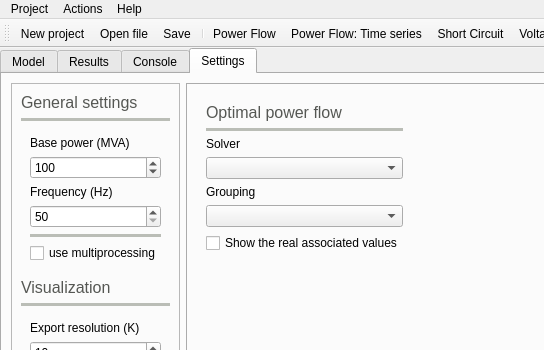
Above: src/GridCal/Gui/Main/MainWindow.ui from SanPen/GridCal before the change; both pictures show x 0 to 544 and y 0 to 350 of the 1231 by 799 pixel window. Below: the same form after it.
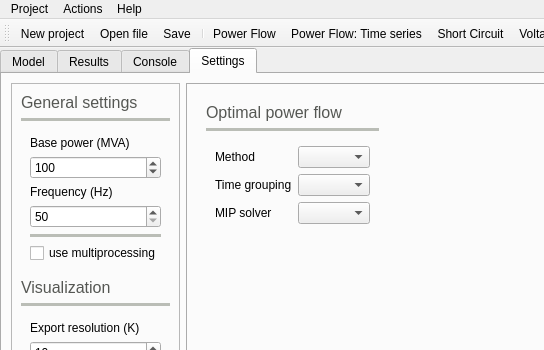
That is the form after the change. The open tabs and pages were chosen to show the change. Icons and pictures are not drawn. Custom widgets are drawn as their Qt base class.

Commit message: Added energy tracking to OPF grouping Fixed a number of bugs with the OPF Modified the GUI and the Engine to include the MIP Solvers Now the OPF is accessible from importing GridCal.Engine

Patch:
```diff
--- a/src/GridCal/Gui/Main/MainWindow.ui
+++ b/src/GridCal/Gui/Main/MainWindow.ui
@@ -2488,33 +2488,57 @@
                 </widget>
                </item>
                <item>
-                <widget class="QLabel" name="label_42">
-                 <property name="text">
-                  <string>Solver</string>
+                <widget class="QFrame" name="frame_2">
+                 <property name="frameShape">
+                  <enum>QFrame::NoFrame</enum>
+                 </property>
+                 <property name="frameShadow">
+                  <enum>QFrame::Raised</enum>
+                 </property>
+                 <layout class="QGridLayout" name="gridLayout_3">
+                  <item row="0" column="1">
+                   <widget class="QComboBox" name="lpf_solver_comboBox">
+                    <property name="toolTip">
+                     <string>Choose the optimal power flow method</string>
                  </property>
                 </widget>
                </item>
-               <item>
-                <widget class="QComboBox" name="lpf_solver_comboBox"/>
-               </item>
-               <item>
+                  <item row="1" column="0">
                 <widget class="QLabel" name="label_4">
                  <property name="text">
-                  <string>Grouping</string>
+                     <string>Time grouping</string>
                  </property>
                 </widget>
                </item>
-               <item>
-                <widget class="QComboBox" name="opf_time_grouping_comboBox"/>
-               </item>
-               <item>
-                <widget class="QCheckBox" name="show_real_values_for_lp_checkBox">
+                  <item row="0" column="0">
+                   <widget class="QLabel" name="label_42">
+                    <property name="text">
+                     <string>Method</string>
+                    </property>
+                   </widget>
+                  </item>
+                  <item row="1" column="1">
+                   <widget class="QComboBox" name="opf_time_grouping_comboBox">
                  <property name="toolTip">
-                  <string>&lt;html&gt;&lt;head/&gt;&lt;body&gt;&lt;p&gt;The linear program will produce a linearized solution for the loading that might not be the real associated loading values that correspond to the found voltage solution. This check allows you to see the real associated values.&lt;/p&gt;&lt;/body&gt;&lt;/html&gt;</string>
-                 </property>
+                     <string>&lt;html&gt;&lt;head/&gt;&lt;body&gt;&lt;p&gt;Choose the time grouping to possibly shorten the solution time.&lt;/p&gt;&lt;p&gt;This splits the time series by week, month, etc. and the subproblems are solved sequentially.&lt;/p&gt;&lt;/body&gt;&lt;/html&gt;</string>
+                    </property>
+                   </widget>
+                  </item>
+                  <item row="2" column="0">
+                   <widget class="QLabel" name="label_10">
                  <property name="text">
-                  <string>Show the real associated values</string>
-                 </property>
+                     <string>MIP solver</string>
+                    </property>
+                   </widget>
+                  </item>
+                  <item row="2" column="1">
+                   <widget class="QComboBox" name="mip_solver_comboBox">
+                    <property name="toolTip">
+                     <string>Choose the external mixed integer programming solver</string>
+                    </property>
+                   </widget>
+                  </item>
+                 </layout>
                 </widget>
                </item>
               </layout>
```
Lines whose indentation alone changed are shown as unchanged. The commit also changes 17 other files.
